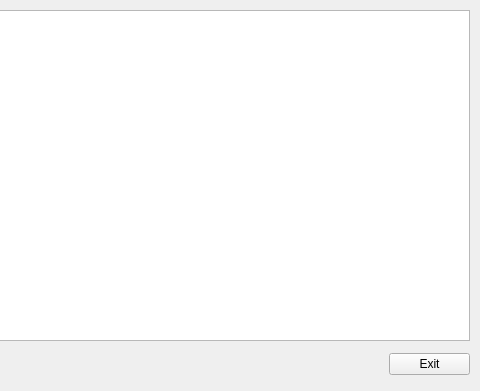
imaboy321/PlaiScript, file gui/PlaiScript_Parsed.ui: the form before one commit; both pictures show x 381 to 861 and y 0 to 391 of the 861 by 391 pixel window.
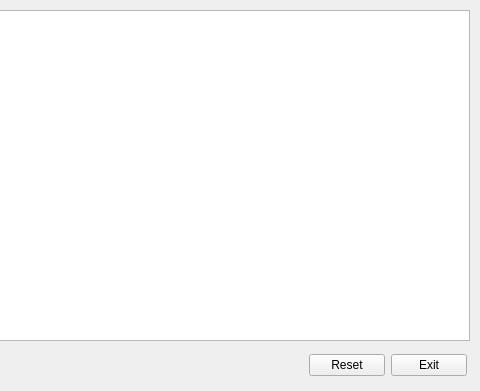
The form after the commit. Icons and pictures are not drawn.

Commit message:
Added DSiWare Downgrade and Reset button
Added full support for DSiWare Downgrade and a Reset button on the
viewing page

What changed in the file:
```diff
--- a/gui/PlaiScript_Parsed.ui
+++ b/gui/PlaiScript_Parsed.ui
@@ -47,13 +47,20 @@
    <widget class="QWidget" name="horizontalLayoutWidget_2">
     <property name="geometry">
      <rect>
-      <x>770</x>
-      <y>329</y>
-      <width>81</width>
+      <x>690</x>
+      <y>330</y>
+      <width>158</width>
       <height>71</height>
      </rect>
     </property>
     <layout class="QHBoxLayout" name="horizontalLayout_2">
+     <item>
+      <widget class="QPushButton" name="btnParsedReset">
+       <property name="text">
+        <string>Reset</string>
+       </property>
+      </widget>
+     </item>
      <item>
       <widget class="QPushButton" name="btnParsedExit">
        <property name="text">
```
Left out of the diff: 2 changed lines with no effect on the pictures. The commit also changes 5 other files.
